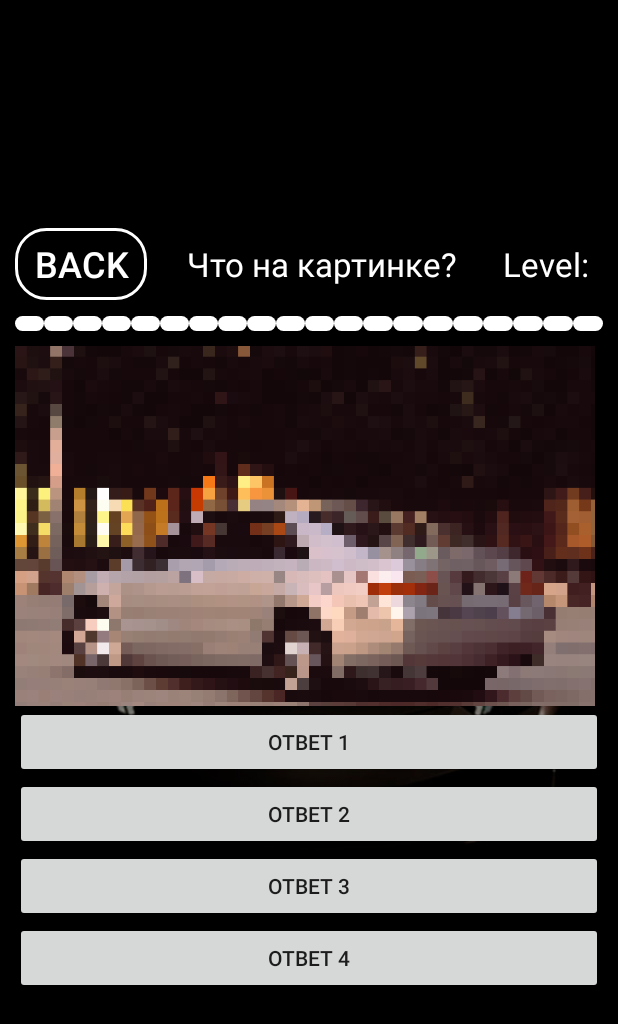
After one commit to saduwka/Game, an Android app: the pixel_level screen opened directly, with no data from a screen before it, on a phone screen of 412 x 824 dp. The commit adds this screen. Shown: the top 1024 px of the screen. Run offline under Robolectric (Android 15) with nearby library versions, the phone set to English and light mode, and no system bars.

Commit message:
add pixel lvl

```diff
--- a/app/src/main/java/com/example/testgame/GameLevels.java
+++ b/app/src/main/java/com/example/testgame/GameLevels.java
@@ -74,6 +74,20 @@ public class GameLevels extends AppCompatActivity {
                 }
             }
         });
+        TextView textView30 = (TextView) findViewById(R.id.textView30);
+        textView30.setOnClickListener(new View.OnClickListener() {
+            @Override
+            public void onClick(View v) {
+                try {
+                    Intent intent = new Intent(GameLevels.this, pixel_level.class);
+                    startActivity(intent);
+                    finish();
+
+                }catch (Exception e) {
+                }
+            }
+        });
+
 
     }
     //Системная кнопка
--- /dev/null
+++ b/app/src/main/java/com/example/testgame/array_pixel.java
@@ -0,0 +1,4 @@
+package com.example.testgame;
+
+public class array_pixel {
+}
--- /dev/null
+++ b/app/src/main/java/com/example/testgame/pixel_level.java
@@ -0,0 +1,68 @@
+package com.example.testgame;
+
+import android.os.Bundle;
+import android.view.View;
+import android.widget.Button;
+import android.widget.ImageView;
+import android.widget.TextView;
+
+import androidx.appcompat.app.AppCompatActivity;
+
+public class pixel_level extends AppCompatActivity {
+    public int pixelImg;
+
+        public int count = 0; //Счетчик правильных ответов
+
+    @Override
+    protected void onCreate(Bundle savedInstanceState) {
+        super.onCreate(savedInstanceState);
+        setContentView(R.layout.level_pixel);
+
+        // Получаем ссылки на элементы из макета
+        ImageView questionImageView = findViewById(R.id.pixelImg);
+        TextView questionTextView = findViewById(R.id.text_levels_description);
+        Button answerButton1 = findViewById(R.id.answerButton1);
+        Button answerButton2 = findViewById(R.id.answerButton2);
+        Button answerButton3 = findViewById(R.id.answerButton3);
+        Button answerButton4 = findViewById(R.id.answerButton4);
+
+        // Установка изображения и текста вопроса
+        questionImageView.setImageResource(R.drawable.camrypxl); // Замените your_image на имя вашего изображения в ресурсах
+        questionTextView.setText("Что на картинке?");
+
+        // Установка текста на кнопках с вариантами ответа
+        answerButton1.setText("Ответ 1");
+        answerButton2.setText("Ответ 2");
+        answerButton3.setText("Ответ 3");
+        answerButton4.setText("Ответ 4");
+
+        // Обработка нажатий на кнопки с вариантами ответа
+        answerButton1.setOnClickListener(new View.OnClickListener() {
+            @Override
+            public void onClick(View v) {
+                // Обработка выбора ответа 1
+            }
+        });
+
+        answerButton2.setOnClickListener(new View.OnClickListener() {
+            @Override
+            public void onClick(View v) {
+                // Обработка выбора ответа 2
+            }
+        });
+
+        answerButton3.setOnClickListener(new View.OnClickListener() {
+            @Override
+            public void onClick(View v) {
+                // Обработка выбора ответа 3
+            }
+        });
+
+        answerButton4.setOnClickListener(new View.OnClickListener() {
+            @Override
+            public void onClick(View v) {
+                // Обработка выбора ответа 4
+            }
+        });
+    }
+    }
--- /dev/null
+++ b/app/src/main/res/layout/level_pixel.xml
@@ -0,0 +1,279 @@
+<?xml version="1.0" encoding="utf-8"?>
+<RelativeLayout
+    xmlns:android="http://schemas.android.com/apk/res/android"
+    xmlns:app="http://schemas.android.com/apk/res-auto"
+    xmlns:tools="http://schemas.android.com/tools"
+    android:layout_width="match_parent"
+    android:layout_height="match_parent"
+    android:orientation="vertical">
+
+    <ImageView
+        android:id="@+id/background"
+        android:layout_width="match_parent"
+        android:layout_height="match_parent"
+        android:scaleType="centerCrop"
+        android:src="@drawable/lvl_background" />
+
+    <LinearLayout
+        android:id="@+id/container1"
+        android:layout_width="match_parent"
+        android:layout_height="match_parent"
+        android:gravity="center"
+        android:orientation="vertical">
+
+        <LinearLayout
+            android:id="@+id/container2"
+            android:layout_width="match_parent"
+            android:layout_height="wrap_content"
+            android:padding="10dp"
+            android:orientation="vertical">
+
+            <LinearLayout
+                android:id="@+id/line1"
+                android:layout_width="match_parent"
+                android:layout_height="match_parent"
+                android:orientation="horizontal">
+
+                <Button
+                    android:id="@+id/button_back_level1"
+                    android:layout_width="wrap_content"
+                    android:layout_height="wrap_content"
+                    android:layout_marginRight="5dp"
+                    android:background="@drawable/button_stroke_white_press_blue"
+                    android:paddingLeft="10dp"
+                    android:paddingRight="10dp"
+                    android:layout_gravity="center"
+                    android:text="@string/back"
+                    android:textColor="@color/white"
+                    android:textSize="24sp"
+
+
+                    />
+
+                <TextView
+                    android:id="@+id/text_levels_description"
+                    android:layout_width="wrap_content"
+                    android:layout_height="wrap_content"
+                    android:layout_weight="50"
+                    android:layout_gravity="center"
+                    android:gravity="center"
+                    android:padding="5dp"
+                    android:textColor="@color/white"
+                    android:textSize="22sp" />
+
+                <TextView
+                    android:id="@+id/text_levels"
+                    android:layout_width="wrap_content"
+                    android:layout_height="wrap_content"
+                    android:layout_gravity="center"
+                    android:gravity="right"
+                    android:padding="10dp"
+                    android:text="@string/level"
+                    android:textColor="@color/white"
+                    android:textSize="22sp" />
+            </LinearLayout>
+
+            <LinearLayout
+                android:id="@+id/line2"
+                android:layout_width="match_parent"
+                android:layout_height="wrap_content"
+                android:layout_marginTop="10dp"
+                android:orientation="horizontal">
+
+                <TextView
+                    android:id="@+id/point1"
+                    android:layout_width="wrap_content"
+                    android:layout_height="10dp"
+                    android:layout_weight="1"
+                    android:background="@drawable/style_points" />
+
+                <TextView
+                    android:id="@+id/point2"
+                    android:layout_width="wrap_content"
+                    android:layout_height="10dp"
+                    android:layout_weight="1"
+                    android:background="@drawable/style_points" />
+
+                <TextView
+                    android:id="@+id/point3"
+                    android:layout_width="wrap_content"
+                    android:layout_height="10dp"
+                    android:layout_weight="1"
+                    android:background="@drawable/style_points" />
+
+                <TextView
+                    android:id="@+id/point4"
+                    android:layout_width="wrap_content"
+                    android:layout_height="10dp"
+                    android:layout_weight="1"
+                    android:background="@drawable/style_points" />
+
+                <TextView
+                    android:id="@+id/point5"
+                    android:layout_width="wrap_content"
+                    android:layout_height="10dp"
+                    android:layout_weight="1"
+                    android:background="@drawable/style_points" />
+
+                <TextView
+                    android:id="@+id/point6"
+                    android:layout_width="wrap_content"
+                    android:layout_height="10dp"
+                    android:layout_weight="1"
+                    android:background="@drawable/style_points" />
+
+                <TextView
+                    android:id="@+id/point7"
+                    android:layout_width="wrap_content"
+                    android:layout_height="10dp"
+                    android:layout_weight="1"
+                    android:background="@drawable/style_points" />
+
+                <TextView
+                    android:id="@+id/point8"
+                    android:layout_width="wrap_content"
+                    android:layout_height="10dp"
+                    android:layout_weight="1"
+                    android:background="@drawable/style_points" />
+
+                <TextView
+                    android:id="@+id/point9"
+                    android:layout_width="wrap_content"
+                    android:layout_height="10dp"
+                    android:layout_weight="1"
+                    android:background="@drawable/style_points" />
+
+                <TextView
+                    android:id="@+id/point10"
+                    android:layout_width="wrap_content"
+                    android:layout_height="10dp"
+                    android:layout_weight="1"
+                    android:background="@drawable/style_points" />
+
+                <TextView
+                    android:id="@+id/point11"
+                    android:layout_width="wrap_content"
+                    android:layout_height="10dp"
+                    android:layout_weight="1"
+                    android:background="@drawable/style_points" />
+
+                <TextView
+                    android:id="@+id/point12"
+                    android:layout_width="wrap_content"
+                    android:layout_height="10dp"
+                    android:layout_weight="1"
+                    android:background="@drawable/style_points" />
+
+                <TextView
+                    android:id="@+id/point13"
+                    android:layout_width="wrap_content"
+                    android:layout_height="10dp"
+                    android:layout_weight="1"
+                    android:background="@drawable/style_points" />
+
+                <TextView
+                    android:id="@+id/point14"
+                    android:layout_width="wrap_content"
+                    android:layout_height="10dp"
+                    android:layout_weight="1"
+                    android:background="@drawable/style_points" />
+
+                <TextView
+                    android:id="@+id/point15"
+                    android:layout_width="wrap_content"
+                    android:layout_height="10dp"
+                    android:layout_weight="1"
+                    android:background="@drawable/style_points" />
+
+                <TextView
+                    android:id="@+id/point16"
+                    android:layout_width="wrap_content"
+                    android:layout_height="10dp"
+                    android:layout_weight="1"
+                    android:background="@drawable/style_points" />
+
+                <TextView
+                    android:id="@+id/point17"
+                    android:layout_width="wrap_content"
+                    android:layout_height="10dp"
+                    android:layout_weight="1"
+                    android:background="@drawable/style_points" />
+
+                <TextView
+                    android:id="@+id/point18"
+                    android:layout_width="wrap_content"
+                    android:layout_height="10dp"
+                    android:layout_weight="1"
+                    android:background="@drawable/style_points" />
+
+                <TextView
+                    android:id="@+id/point19"
+                    android:layout_width="wrap_content"
+                    android:layout_height="10dp"
+                    android:layout_weight="1"
+                    android:background="@drawable/style_points" />
+
+                <TextView
+                    android:id="@+id/point20"
+                    android:layout_width="wrap_content"
+                    android:layout_height="10dp"
+                    android:layout_weight="1"
+                    android:background="@drawable/style_points" />
+            </LinearLayout>
+
+            <LinearLayout
+                android:id="@+id/line3"
+                android:layout_width="match_parent"
+                android:layout_height="match_parent"
+                android:layout_marginTop="10dp"
+                android:orientation="horizontal">
+
+                <ImageView
+                    android:id="@+id/pixelImg"
+                    android:layout_width="match_parent"
+                    android:layout_height="240dp"
+                    android:layout_marginRight="5dp"
+                    android:layout_weight="1"
+                    android:background="@drawable/style_img_universal"
+                    android:scaleType="centerCrop"
+                    android:src="@drawable/imgtest" />
+
+            </LinearLayout>
+
+            <LinearLayout
+                android:layout_width="match_parent"
+                android:layout_height="match_parent"
+                android:orientation="vertical">
+            <Button
+                android:layout_width="match_parent"
+                android:layout_height="wrap_content"
+                android:id="@+id/answerButton1"
+                />
+
+                <Button
+                    android:id="@+id/answerButton2"
+                    android:layout_width="match_parent"
+                    android:layout_height="wrap_content" />
+
+                <Button
+                    android:layout_width="match_parent"
+                    android:layout_height="wrap_content"
+                    android:id="@+id/answerButton3"
+                    />
+                <Button
+                    android:layout_width="match_parent"
+                    android:layout_height="wrap_content"
+                    android:id="@+id/answerButton4"
+                    />
+            </LinearLayout>
+
+            <LinearLayout
+                android:id="@+id/line4"
+                android:layout_width="match_parent"
+                android:layout_height="match_parent"
+                android:layout_marginTop="10dp"
+                android:orientation="horizontal"/>
+
+        </LinearLayout>
+    </LinearLayout>
+</RelativeLayout>
--- a/app/src/main/res/values/strings.xml
+++ b/app/src/main/res/values/strings.xml
@@ -12,4 +12,5 @@
     <string name="level4">Level 4</string>
     <string name="x">hi</string>
     <string name="textcontinue">Continue</string>
+    <string name="question_pixel">Здесь будет вопрос</string>
 </resources>
```
Also changed, not shown: app/src/main/AndroidManifest.xml (+8 -0 lines), app/src/main/res/drawable/camrypxl.jpeg (added).
